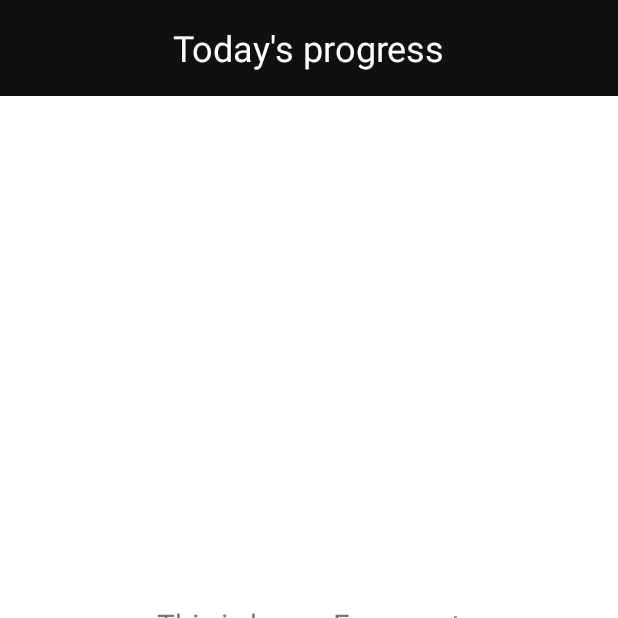
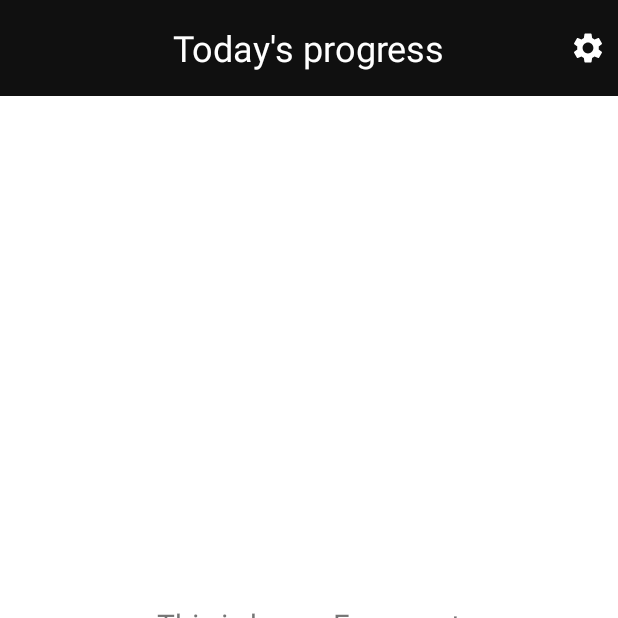
Before and after one commit to gergo225/hydration-app, an Android app: the screen it shows after launch (MainActivity), on a phone screen of 412 x 824 dp, the top half of it. Run offline under Robolectric (Android 15) with nearby library versions, the phone set to English and light mode, and no system bars; our stand-ins replace navigation-ui.

Commit message:
Add settings button to toolbar

```diff
--- a/app/src/main/res/layout/activity_main.xml
+++ b/app/src/main/res/layout/activity_main.xml
@@ -26,6 +26,14 @@
             android:textSize="@dimen/toolbar_font_size"
             tools:text="@string/title_home" />
 
+        <ImageButton
+            android:layout_width="@dimen/toolbar_font_size"
+            android:layout_height="@dimen/toolbar_font_size"
+            android:layout_gravity="end"
+            android:layout_marginEnd="@dimen/toolbar_margin"
+            android:background="@android:color/transparent"
+            android:src="@drawable/ic_settings" />
+
     </androidx.appcompat.widget.Toolbar>
 
     <com.google.android.material.bottomnavigation.BottomNavigationView
```
